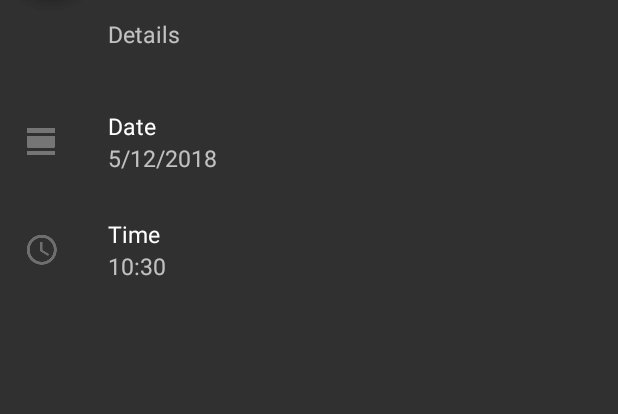
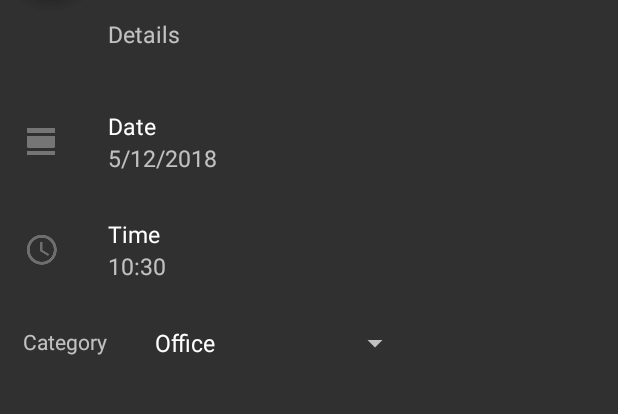
Before and after one commit to galihmay/Simple-Reminder, an Android app: the AddReminderActivity screen opened directly, with no data from a screen before it, on a phone screen of 412 x 824 dp, the part 338-752 px from its top. Run offline under Robolectric (Android 15) with nearby library versions, the phone set to English and light mode, and no system bars; libraries missing offline, so code that uses them is left out: com.getbase.floatingactionbutton, com.wdullaer.materialdatetimepicker; plain views replace FloatingActionButton; 4 statements that could not run were skipped.

Commit message:
Menambahkan category

```diff
--- a/app/src/main/res/layout/activity_add_reminder.xml
+++ b/app/src/main/res/layout/activity_add_reminder.xml
@@ -151,6 +151,44 @@
 
             <!-- /time -->
 
+            <!-- category -->
+            <RelativeLayout
+                android:layout_width="match_parent"
+                android:id="@+id/layout_category"
+                android:clickable="true"
+                android:onClick="selectcategory"
+                android:background="?android:attr/selectableItemBackground"
+                android:layout_height="72dp"
+                tools:ignore="OnClick">
+
+                <TextView
+                    android:id="@+id/category"
+                    android:layout_width="wrap_content"
+                    android:layout_height="wrap_content"
+                    android:padding="15dp"
+                    android:text="Category" />
+
+                <LinearLayout
+                    android:layout_width="wrap_content"
+                    android:orientation="vertical"
+                    android:layout_centerVertical="true"
+                    android:layout_toRightOf="@id/category"
+                    android:layout_height="wrap_content">
+
+                    <Spinner
+                        android:id="@+id/select_category"
+                        android:layout_width="fill_parent"
+                        android:layout_height="wrap_content"
+                        android:entries="@array/select_category"
+                        android:layout_marginBottom="20dp"
+                        android:layout_marginLeft="8dp"
+                        android:layout_marginRight="8dp"/>
+
+                </LinearLayout>
+
+            </RelativeLayout>
+
+            <!-- /category -->
 
         </LinearLayout>
 
```
